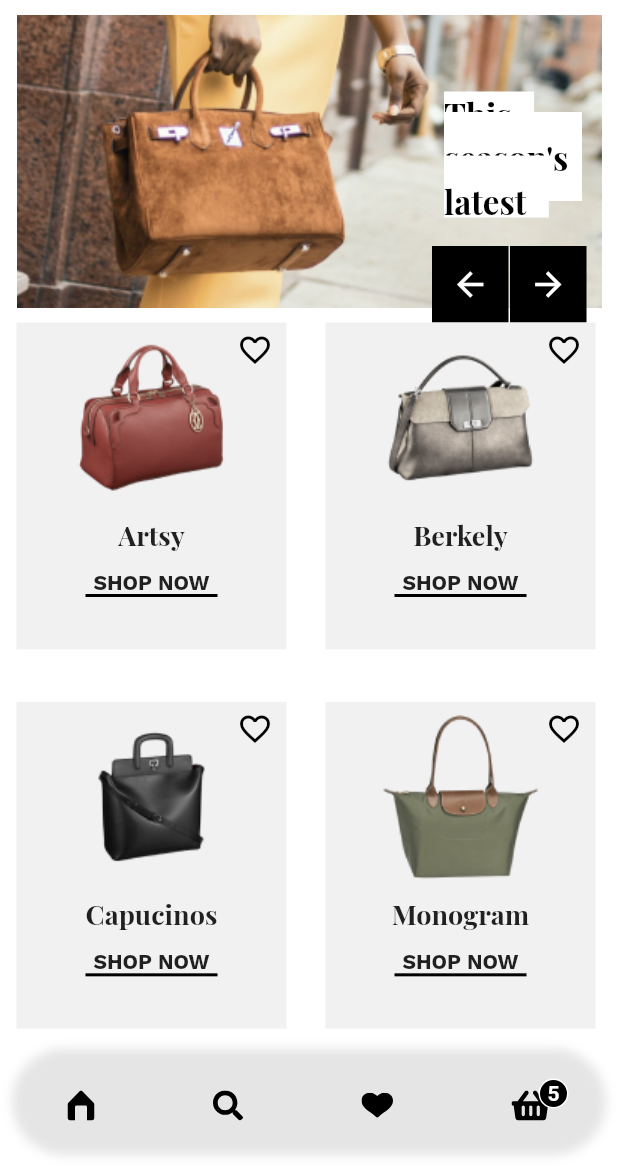
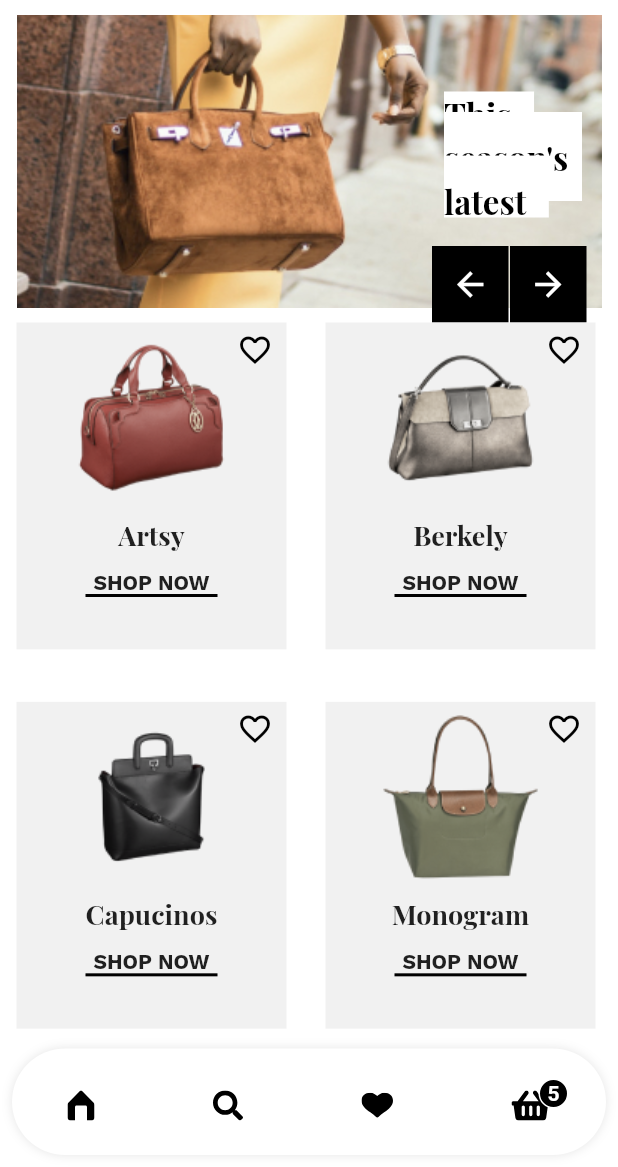
Before and after one commit to edoliantejr/Bagzz, a Flutter app: the screen it shows after launch, on a phone screen of 412 x 824 dp, the part 69-1236 px from its top. Run offline on Flutter 3.47's test engine with Material 2 defaults, Android fonts, the light colour scheme and no system bars; drawn by our look-alikes of dot_navigation_bar; our stand-ins replace flutter_svg.

Commit message:
uses color value from lib/constant/constant.dart

```diff
--- a/lib/screens/main_screen.dart
+++ b/lib/screens/main_screen.dart
@@ -72,7 +72,7 @@ class _MainScreenState extends State<MainScreen> {
     return Stack(
       children: [
         DotNavigationBar(
-          backgroundColor: Colors.transparent,
+          backgroundColor: colorWhite,
           enableFloatingNavBar: true,
           borderRadius: 40,
           selectedItemColor: null,
@@ -114,7 +114,7 @@ class _MainScreenState extends State<MainScreen> {
 
 //widget overlay to show number of items in the cart as a notification alert
   Widget numShopBagItem(int numCartItems) {
-    Color color = Colors.black;
+    Color color = colorBlack;
     return Positioned(
       top: 28,
       right: 33,
@@ -133,7 +133,7 @@ class _MainScreenState extends State<MainScreen> {
             child: Text(
               '$numCartItems',
               style: TextStyle(
-                  color: Colors.white,
+                  color: colorWhite,
                   fontSize: 14,
                   fontWeight: FontWeight.bold),
             ),
```
